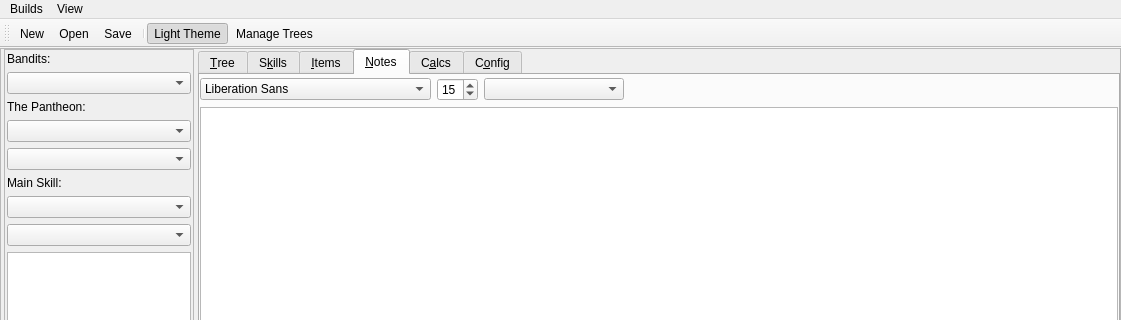
PathOfBuildingCommunity/PathOfBuilding-Python, file Assets/PoB_Main_Window.ui: the form before one commit; both pictures show x 0 to 1121 and y 0 to 320 of the 1121 by 804 pixel window.
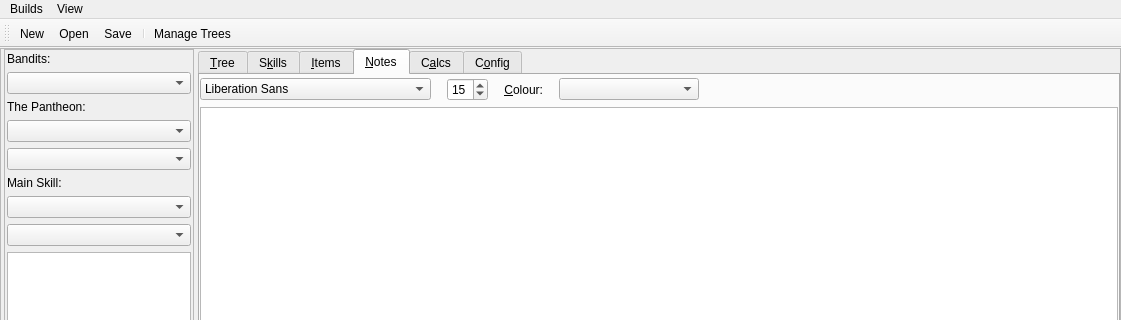
The form after the commit. The open tabs and pages were chosen to show the change. Icons and pictures are not drawn.

Commit message: Notes Tab loads and saves. However, save fails and results in a 0 length XML "ValueError: Document must have exactly one root." Fix changing trees

The edit to the form file:
```diff
--- a/Assets/PoB_Main_Window.ui
+++ b/Assets/PoB_Main_Window.ui
@@ -2498,7 +2498,10 @@
               <number>0</number>
              </property>
              <item>
-              <layout class="QHBoxLayout" name="hlayout_Notes">
+              <layout class="QHBoxLayout" name="hlayout_Notes" stretch="0,0,0,0,0">
+               <property name="spacing">
+                <number>16</number>
+               </property>
                <item>
                 <widget class="QFontComboBox" name="combo_Notes_Font">
                  <property name="minimumSize">
@@ -2534,6 +2537,19 @@
                  </property>
                 </widget>
                </item>
+               <item>
+                <widget class="QLabel" name="label_NotesColour">
+                 <property name="text">
+                  <string>&amp;Colour:</string>
+                 </property>
+                 <property name="alignment">
+                  <set>Qt::AlignRight|Qt::AlignTrailing|Qt::AlignVCenter</set>
+                 </property>
+                 <property name="buddy">
+                  <cstring>combo_Notes_Colour</cstring>
+                 </property>
+                </widget>
+               </item>
                <item>
                 <widget class="QComboBox" name="combo_Notes_Colour">
                  <property name="minimumSize">
@@ -2663,7 +2679,6 @@
    <addaction name="action_Open"/>
    <addaction name="action_Save"/>
    <addaction name="separator"/>
-   <addaction name="action_Theme"/>
    <addaction name="action_ManageTrees"/>
   </widget>
   <action name="action_New">
```
Left out of the diff: 36 changed lines with no effect on the pictures. The commit also changes 12 other files.
